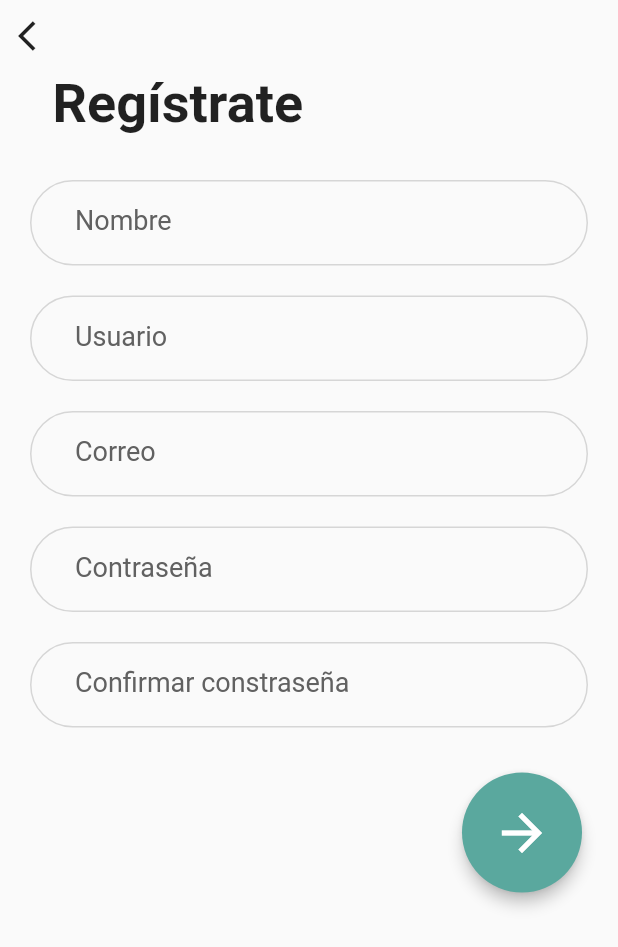
After one commit to alxchoy/vet, a Flutter app: the RegisterScreen screen opened by its route, on a phone screen of 412 x 824 dp. The commit adds this screen. Shown: the top 947 px of the screen. Run offline on Flutter 3.47's test engine with Material 2 defaults, Android fonts, the phone set to English and light mode, and no system bars; our stand-ins replace shared_preferences; accounts and stored records are empty; network calls fail.

Commit message:
add register screen

```diff
--- a/lib/src/app.dart
+++ b/lib/src/app.dart
@@ -6,6 +6,7 @@ import './screens/navigation.dart';
 import './screens/pet.dart';
 import './screens/result.dart';
 import './screens/provider.dart';
+import './screens/register.dart';
 
 class App extends StatelessWidget {
   @override
@@ -18,7 +19,8 @@ class App extends StatelessWidget {
         '/navigation': (context) => NavigationScreen(),
         '/pet': (context) => PetScreen(),
         '/result': (context) => ResultScreen(),
-        '/provider': (context) => ProviderScreen()
+        '/provider': (context) => ProviderScreen(),
+        '/register': (context) => RegisterScreen()
       },
       theme: ThemeData(
         primaryColor: Color.fromRGBO(90, 168, 158, 1.0)
--- a/lib/src/providers/services/pet-service.dart
+++ b/lib/src/providers/services/pet-service.dart
@@ -199,7 +199,7 @@ class PetService {
     }
   }
 
-  static Future<dynamic> createPet({data}) async {
+  static Future<Pet> createPet({data}) async {
     final token = await SharedPreferencesVet.getToken();
     final response = await http.post("${constants['urlApi']}/pet/create",
       body: json.encode(data),
@@ -211,8 +211,9 @@ class PetService {
 
     if (response.statusCode == 200) {
       final responseDecode = json.decode(response.body);
+      final Pet pet = Pet.fromJson(responseDecode);
 
-      return responseDecode;
+      return pet;
     } else {
       throw Exception('Falló el servicio createPet');
     }
--- a/lib/src/screens/foods-vaccines.dart
+++ b/lib/src/screens/foods-vaccines.dart
@@ -13,6 +13,7 @@ class FoodsVaccinesScreen extends StatelessWidget {
 
   @override
   Widget build(BuildContext context) {
+    print(pet.toJson());
     return Scaffold(
       appBar: AppBar(title: Text('Vacunas')),
       body: SingleChildScrollView(
--- a/lib/src/screens/home.dart
+++ b/lib/src/screens/home.dart
@@ -41,7 +41,7 @@ class Home extends StatelessWidget {
                     'Registrar'.toUpperCase(),
                     style: TextStyle(fontSize: 24, color: Colors.white),
                   ),
-                  onPressed: () {},
+                  onPressed: () => Navigator.pushNamed(context, '/register'),
                   padding: EdgeInsets.symmetric(vertical: 15.0, horizontal: 0.0),
                   shape: RoundedRectangleBorder(borderRadius: BorderRadius.circular(50.0))
                 ),
--- /dev/null
+++ b/lib/src/screens/register.dart
@@ -0,0 +1,115 @@
+import 'package:flutter/material.dart';
+
+import '../shared/widgets/vet-input.dart';
+
+class RegisterScreen extends StatefulWidget {
+
+  @override
+  _RegisterScreenState createState() => _RegisterScreenState();
+}
+
+class _RegisterScreenState extends State<RegisterScreen> {
+  Widget _header() {
+    return Container(
+      alignment: Alignment.centerLeft,
+      child: Column(
+        children: <Widget>[
+          IconButton(
+            icon: Icon(Icons.arrow_back_ios),
+            onPressed: () => Navigator.pop(context),
+          ),
+          Padding(
+            child: Text('Regístrate', style: TextStyle(fontSize: 36.0, fontWeight: FontWeight.bold)),
+            padding: EdgeInsets.only(left: 35.0),
+          )
+        ],
+        crossAxisAlignment: CrossAxisAlignment.start
+      )
+    );
+  }
+
+  @override
+  Widget build(BuildContext context) {
+    return Scaffold(
+      body: SafeArea(
+        child: SingleChildScrollView(
+          child: Column(
+            children: <Widget>[
+              _header(),
+              RegisterForm()
+            ]
+          )
+        )
+      )
+    );
+  }
+}
+
+class RegisterForm extends StatefulWidget {
+
+  @override
+  _RegisterFormState createState() => _RegisterFormState();
+}
+
+class _RegisterFormState extends State<RegisterForm> {
+  final _formKey = GlobalKey<FormState>();
+  bool _autovalidate = false;
+  var _userName;
+  var _userAlias;
+  var _userEmail;
+  var _userPass;
+  var _userConfirmPass;
+
+  void _saveForm() async {
+    if (_formKey.currentState.validate()) {
+      _formKey.currentState.save();
+    } else {
+      setState(() {
+        _autovalidate = true;
+      });
+    }
+  }
+
+  @override
+  Widget build(BuildContext context) {
+    return Form(
+      autovalidate: _autovalidate,
+      key: _formKey,
+      child: Container(
+        child: Column(
+          children: <Widget>[
+            VetInput(label: 'Nombre', onSave: (val) => _userName = val),
+            SizedBox(height: 20.0,),
+            VetInput(label: 'Usuario', onSave: (val) => _userAlias = val),
+            SizedBox(height: 20.0,),
+            VetInput(label: 'Correo', onSave: (val) => _userEmail = val),
+            SizedBox(height: 20.0,),
+            VetInput(inputType: 'password', label: 'Contraseña', onSave: (val) => _userPass = val),
+            SizedBox(height: 20.0,),
+            VetInput(inputType: 'password', label: 'Confirmar constraseña', onSave: (val) => _userConfirmPass = val),
+            SizedBox(height: 30.0,),
+            RawMaterialButton(
+              child: Icon(Icons.arrow_forward, color: Colors.white, size: 40.0,),
+              elevation: 4.0,
+              fillColor: Color.fromRGBO(90, 168, 158, 1.0),
+              onPressed: () {
+                if (_formKey.currentState.validate()) {
+                  _formKey.currentState.save();
+                } else {
+                  setState(() {
+                    _autovalidate = true;
+                  });
+                }
+              },
+              padding: EdgeInsets.all(20.0),
+              shape: CircleBorder(),
+            )
+          ],
+          crossAxisAlignment: CrossAxisAlignment.end
+        ),
+        margin: EdgeInsets.symmetric(horizontal: 0.0, vertical: 30.0),
+        padding: EdgeInsets.symmetric(horizontal: 20.0, vertical: 0.0)
+      )
+    );
+  }
+}
--- a/lib/src/shared/widgets/vet-header.dart
+++ b/lib/src/shared/widgets/vet-header.dart
@@ -38,9 +38,9 @@ class _VetHeaderState extends State<VetHeader> {
                 BoxShadow(blurRadius: 5.0, color: Color.fromRGBO(0, 0, 0, 0.5), offset: Offset(1.0, 3.0))
               ],
               shape: BoxShape.circle,
-              image: DecorationImage(
-                image: widget.pet != null ? NetworkImage(widget.pet.petPathImage) : AssetImage('assets/img/addPhoto.png')
-              )
+              // image: DecorationImage(
+              //   image: widget.pet != null ? NetworkImage(widget.pet.petPathImage) : AssetImage('assets/img/addPhoto.png')
+              // )
             ),
             height: 150.0,
             margin: EdgeInsets.only(bottom: 30.0),
```
Also changed, not shown: lib/src/providers/services/client-service.dart (+21 -0 lines), lib/src/screens/pet.dart (+18 -12 lines), lib/src/screens/profile.dart (+9 -6 lines).
